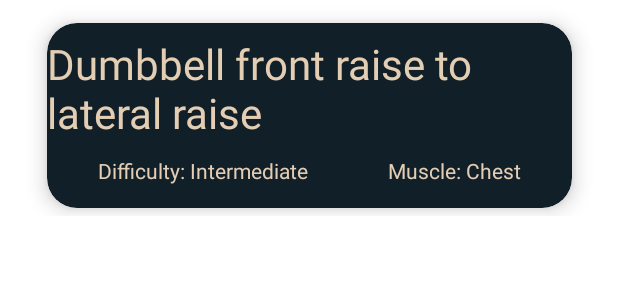
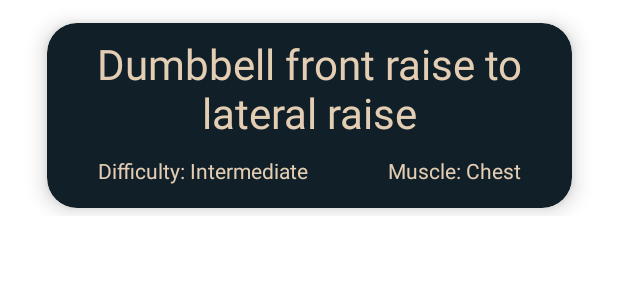
Before and after one commit to Josh-Cox/ExercisesApp, an Android app: the layout rv_search_row.xml on its own in the app's theme, with its tools: preview values and no code run, on a phone screen of 412 x 824 dp. Shown: the top 300 px of the screen. Run offline under Robolectric (Android 15) with nearby library versions, the phone set to English and light mode, and no system bars; network calls fail.

Commit message:
RecyclerView working

```diff
--- a/app/src/main/java/com/example/exercisesapp/rvResultsAdapter.java
+++ b/app/src/main/java/com/example/exercisesapp/rvResultsAdapter.java
@@ -39,8 +39,8 @@ public class rvResultsAdapter extends RecyclerView.Adapter<rvResultsAdapter.MyVi
     @Override
     public void onBindViewHolder(@NonNull rvResultsAdapter.MyViewHolder holder, int position) {
         holder.tvName.setText(exInfoModels.get(position).getName());
-        holder.tvMuscle.setText(exInfoModels.get(position).getMuscle());
-        holder.tvDiff.setText(exInfoModels.get(position).getDifficulty());
+        holder.tvMuscle.setText("Muscle: " + exInfoModels.get(position).getMuscle());
+        holder.tvDiff.setText("Difficulty: " + exInfoModels.get(position).getDifficulty());
     }
 
     // get total number of items
--- a/app/src/main/res/layout/rv_search_row.xml
+++ b/app/src/main/res/layout/rv_search_row.xml
@@ -26,10 +26,13 @@
 
             <TextView
                 android:id="@+id/tvExName"
-                android:layout_width="wrap_content"
+                android:layout_width="0dp"
                 android:layout_height="wrap_content"
+                android:layout_marginStart="15dp"
                 android:layout_marginTop="8dp"
+                android:layout_marginEnd="15dp"
                 android:text="Dumbbell front raise to lateral raise"
+                android:textAlignment="center"
                 android:textColor="@color/tanAccent"
                 android:textSize="28sp"
                 app:layout_constraintEnd_toEndOf="parent"
```
